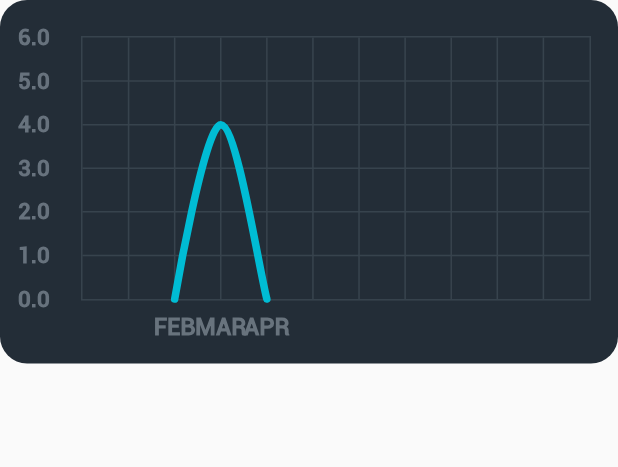
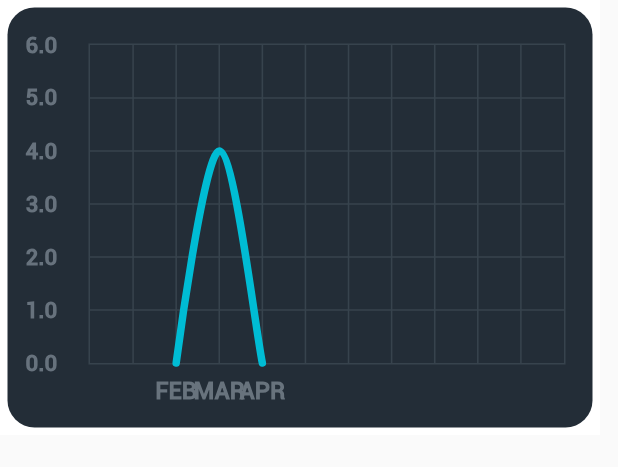
Before and after one commit to ntjim/1330-HazelSite, a Flutter app: the DynamicLineChart widget shown alone on an empty page, opened directly, on a phone screen of 412 x 824 dp. Shown: the top 467 px of the screen. Run offline on Flutter 3.47's test engine with Material 2 defaults, Android fonts, the phone set to English and light mode, and no system bars; drawn by our look-alikes of fl_chart; our stand-ins replace cloud_firestore, firebase_auth, firebase_core, flutter_html; accounts and stored records are empty; statements that could not run were skipped.

Commit message:
community page graph

```diff
--- a/hazel/lib/community_page.dart
+++ b/hazel/lib/community_page.dart
@@ -209,13 +209,25 @@ class _DynamicBarChartState extends State<DynamicBarChart> {
         }
         return Container(
             padding: EdgeInsets.only(
-              left: 150.0,
-              right: 150.0,
+              left: 5.0,
+              right: 5.0,
               top: 5,
+              bottom: 5,
             ),
+            decoration: BoxDecoration(color: Colors.teal[900]),
+            child: Container(
+                padding: EdgeInsets.only(
+                  left: 5.0,
+                  right: 5.0,
+                  top: 5,
+                  bottom: 5,
+                ),
+                // alignment: Alignment.center,
+                height: 290,
+                width: 400,
                 decoration: BoxDecoration(color: Color(0xFFFFFFFF)),
                 child: AspectRatio(
-                aspectRatio: 2,
+                    aspectRatio: 1,
                     child: BarChart(BarChartData(
                         borderData: FlBorderData(
                             border: const Border(
@@ -231,16 +243,18 @@ class _DynamicBarChartState extends State<DynamicBarChart> {
                                 fromY: 0,
                                 width: 15,
                                 color: Colors.amber,
-                            toY: snapshot.data!['totalDrivingMilesEliminated']),
+                                toY: snapshot
+                                    .data!['totalDrivingMilesEliminated']),
                           ]),
                           BarChartGroupData(x: 1, barRods: [
                             BarChartRodData(
                                 fromY: 0,
                                 width: 15,
                                 color: Colors.amber,
-                            toY: snapshot.data!['totalFlightMilesEliminated']),
+                                toY: snapshot
+                                    .data!['totalFlightMilesEliminated']),
                           ]),
-                    ]))));
+                        ])))));
       },
     );
   }
@@ -395,7 +409,19 @@ class _DynamicLineChartState extends State<DynamicLineChart> {
 
         return Stack(
           children: <Widget>[
-            AspectRatio(
+            Container(
+                padding: EdgeInsets.only(
+                  left: 5.0,
+                  right: 5.0,
+                  top: 5,
+                  bottom: 5,
+                ),
+                width: 400,
+                height: 290,
+                decoration: BoxDecoration(color: Color(0xFFFFFFFF)),
+                child: AspectRatio(
+                  aspectRatio: 2,
+                  child: AspectRatio(
                     aspectRatio: 1.70,
                     child: Container(
                       decoration: const BoxDecoration(
@@ -412,6 +438,7 @@ class _DynamicLineChartState extends State<DynamicLineChart> {
                       ),
                     ),
                   ),
+                ))
           ],
         );
       },
```
Lines whose indentation alone changed are shown as unchanged.
